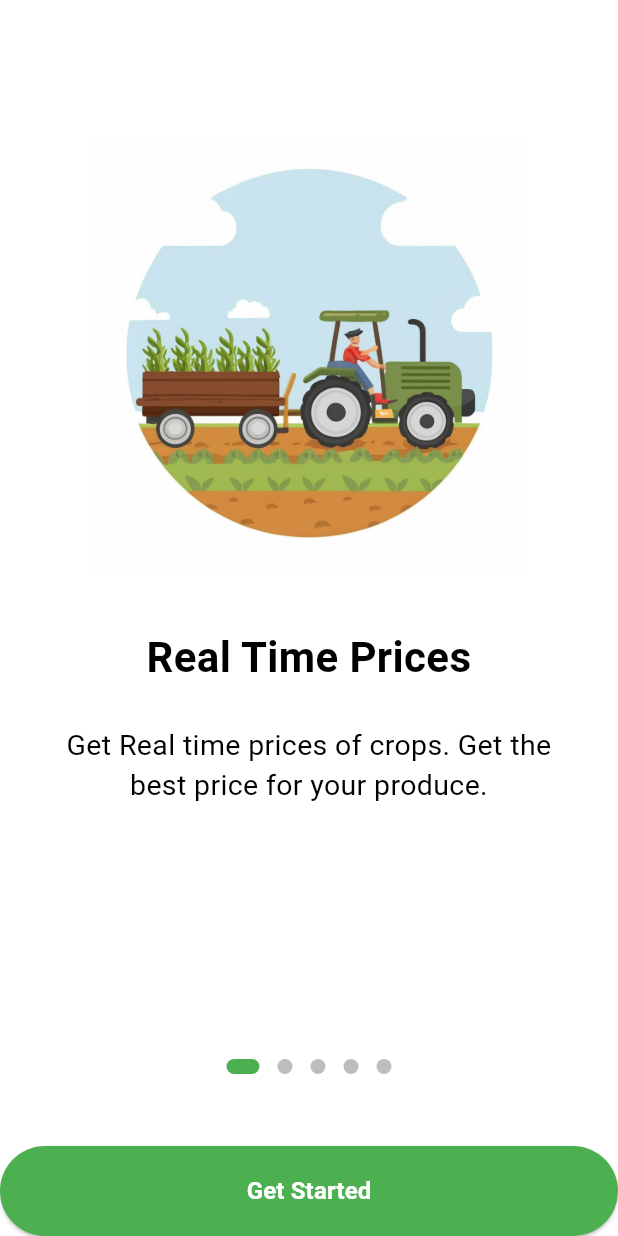
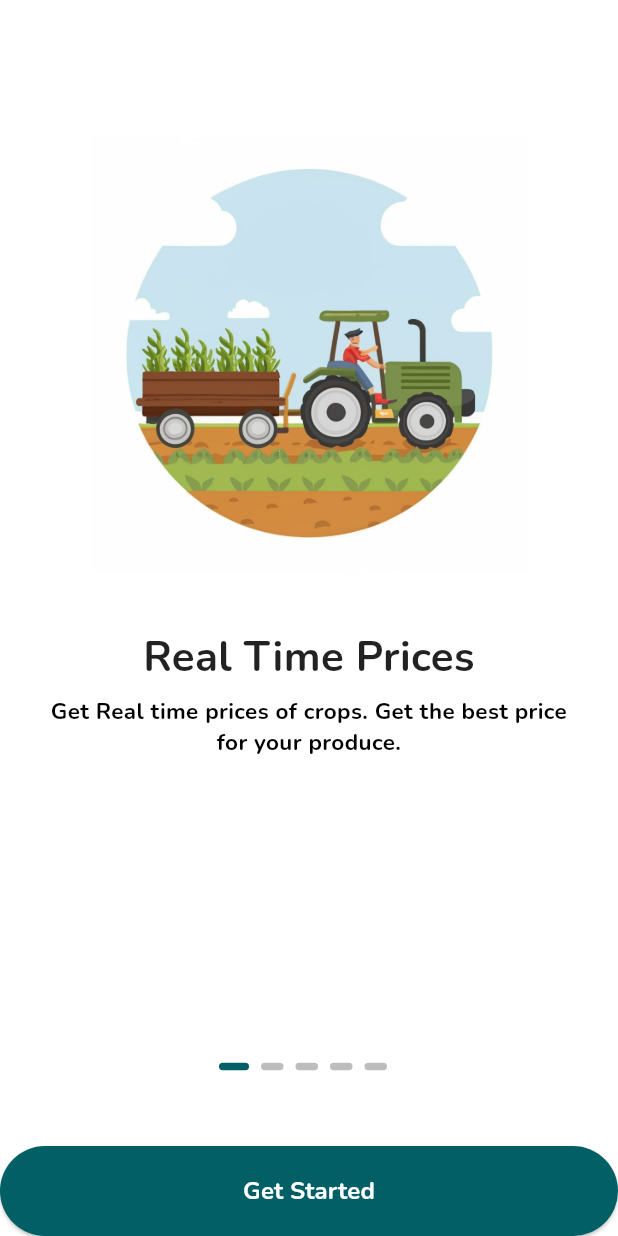
Before and after one commit to Shivansh722/Jai-Kisan, a Flutter app: the screen it shows after launch, on a phone screen of 412 x 824 dp. Run offline on Flutter 3.47's test engine with Material 3 defaults, Android fonts, the phone set to English and light mode, and no system bars; drawn by our look-alikes of introduction_screen; our stand-ins replace firebase_auth, firebase_core, fl_chart, google_fonts, image_picker; missing offline and left inert: fading_edge_scrollview; accounts and stored records are empty; statements that could not run were skipped.

Commit message:
feat: onboarding page

```diff
--- a/lib/pages/splash_page.dart
+++ b/lib/pages/splash_page.dart
@@ -1,5 +1,6 @@
 import 'package:flutter/foundation.dart';
 import 'package:flutter/material.dart';
+import 'package:google_fonts/google_fonts.dart';
 import 'package:introduction_screen/introduction_screen.dart';
 import 'package:vishnu/authentication/auth_gate.dart';
 
@@ -25,14 +26,14 @@ class OnBoardingPageState extends State<OnBoardingPage> {
 
   @override
   Widget build(BuildContext context) {
-    const bodyStyle = TextStyle(fontSize: 19.0);
+    const bodyStyle = TextStyle(
+      fontSize: 15.0,
+    );
 
-    const pageDecoration = PageDecoration(
-        titleTextStyle: TextStyle(
-          fontSize: 28.0,
-          fontWeight: FontWeight.w700,
-        ),
-        titlePadding: EdgeInsets.only(top: 20.0, bottom: 25.0),
+    var pageDecoration = PageDecoration(
+      titleTextStyle: GoogleFonts.nunito(
+          fontSize: 28.0, fontWeight: FontWeight.bold, color: Colors.black87),
+      titlePadding: EdgeInsets.only(top: 20.0, bottom: 5.0),
       bodyTextStyle: bodyStyle,
       bodyPadding: EdgeInsets.fromLTRB(16.0, 0.0, 16.0, 16.0),
       pageColor: Colors.white,
@@ -52,7 +53,7 @@ class OnBoardingPageState extends State<OnBoardingPage> {
         height: 60,
         child: ElevatedButton(
           style: ElevatedButton.styleFrom(
-            backgroundColor: Colors.green,
+            backgroundColor: const Color.fromARGB(255, 1, 95, 101),
             foregroundColor: Colors.white,
           ),
           child: const Text(
@@ -72,8 +73,7 @@ class OnBoardingPageState extends State<OnBoardingPage> {
         ),
         PageViewModel(
           title: "Predict the prices",
-          body:
-              "Predict the prices of crops and make informed decisions.",
+          body: "Predict the prices of crops and make informed decisions.",
           image: _buildImage('farmer1.jpg'),
           decoration: pageDecoration,
         ),
@@ -127,9 +127,13 @@ class OnBoardingPageState extends State<OnBoardingPage> {
           ? const EdgeInsets.all(12.0)
           : const EdgeInsets.fromLTRB(8.0, 4.0, 8.0, 4.0),
       dotsDecorator: const DotsDecorator(
-        size: Size(10.0, 10.0),
+        shape: RoundedRectangleBorder(
+          borderRadius: BorderRadius.all(Radius.circular(25.0)),
+        ),
+        spacing: EdgeInsets.only(right: 8),
+        size: Size(15.0, 5.0),
         color: Color(0xFFBDBDBD),
-        activeSize: Size(22.0, 10.0),
+        activeSize: Size(20.0, 5.0),
         activeShape: RoundedRectangleBorder(
           borderRadius: BorderRadius.all(Radius.circular(25.0)),
         ),
--- a/lib/themes/light_mode.dart
+++ b/lib/themes/light_mode.dart
@@ -1,12 +1,13 @@
 import 'package:flutter/material.dart';
-
+import 'package:vishnu/fonts/app_fonts.dart';
 
 ThemeData lightMode = ThemeData(
-  colorScheme: ColorScheme.light(
-    background: const Color.fromARGB(255, 176, 232, 179),
-    primary: Colors.green.shade500,
-    secondary: Colors.green.shade700,
+  textTheme: FontConfig.textTheme,
+  colorScheme: const ColorScheme.light(
+    background: Color.fromARGB(255, 176, 232, 179),
+    primary: Color.fromARGB(255, 1, 95, 101),
+    secondary: Color.fromARGB(255, 4, 52, 60),
     tertiary: Colors.white,
-    inversePrimary: Colors.green.shade900,
+    inversePrimary: Color.fromARGB(255, 4, 39, 55),
   ),
 );
--- a/pubspec.yaml
+++ b/pubspec.yaml
@@ -21,6 +21,7 @@ dependencies:
     sdk: flutter
   intl:
   introduction_screen:
+  google_fonts:
 
 dev_dependencies:
   flutter_test:
```
Also changed, not shown: lib/fonts/app_fonts.dart (added, +22 -0 lines), pubspec.lock, 1 other file. Lines whose indentation alone changed are shown as unchanged.
